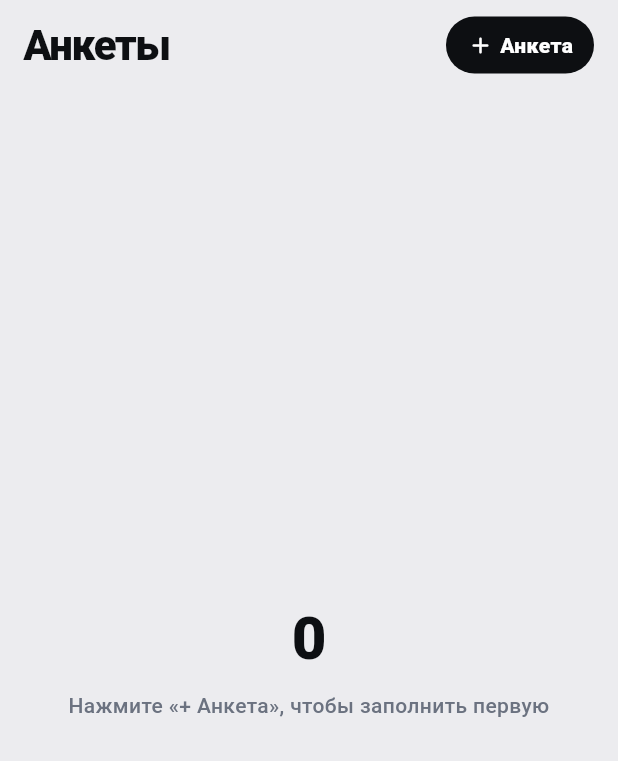
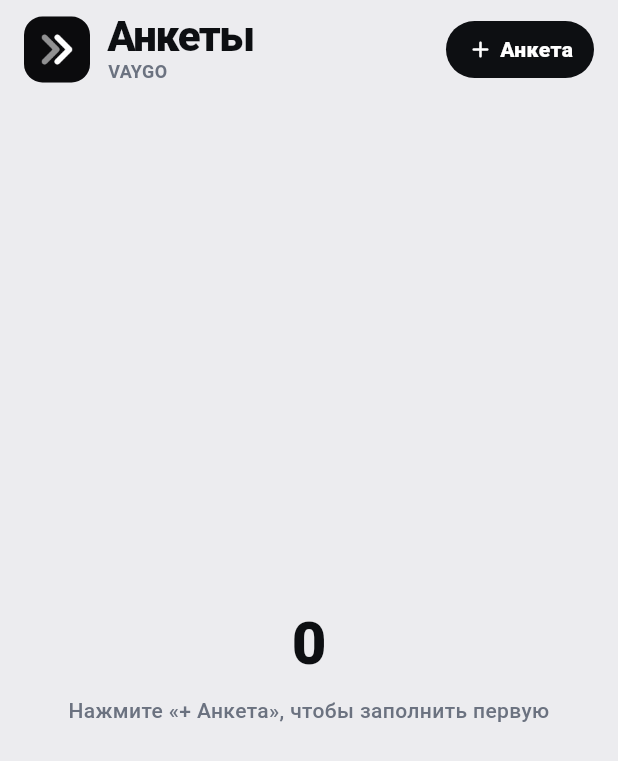
Before and after one commit to somon101/vaygo-forms, a Flutter app: the screen it shows after launch, on a phone screen of 412 x 824 dp. Shown: the top 761 px of the screen. Run offline on Flutter 3.47's test engine with Material 3 defaults, Android fonts, the phone set to English and light mode, and no system bars; our stand-ins replace pdf, printing, sqflite; accounts and stored records are empty.

Commit message:
Логотип VAYGO (вариант C: две стрелки вперёд)
- Значок приложения: тёмный фон Midnight, знак; адаптивный значок Android
  (flutter_launcher_icons запускается при сборке).
- Знак в шапке списка анкет и в шапке каждого PDF рядом со словом VAYGO.
- Исходные картинки: app/assets/icon (icon.png, icon_foreground.png, logo_mark.png).

Co-Authored-By: Claude Sonnet 5.5 <noreply@anthropic.com>
Claude-Session: https://claude.ai/code/session_01DnhAV5RdcHZyfccj3ZszFv

```diff
--- a/app/lib/forms/forms_screen.dart
+++ b/app/lib/forms/forms_screen.dart
@@ -7,6 +7,7 @@ import '../data/form_record.dart';
 import '../data/store.dart';
 import 'form_actions.dart';
 import 'form_fill_screen.dart';
+import 'logo.dart';
 import 'pal.dart';
 import 'templates.dart';
 
@@ -227,13 +228,19 @@ class _FormsScreenState extends State<FormsScreen> {
             Padding(
               padding: const EdgeInsets.fromLTRB(16, 10, 16, 4),
               child: Row(children: [
+                const LogoMark(size: 44),
+                const SizedBox(width: 12),
                 Expanded(
-                  child: Text('Анкеты',
-                      style: TextStyle(
-                          fontSize: 28,
-                          fontWeight: FontWeight.w800,
-                          letterSpacing: -1,
-                          color: p.ink)),
+                  child: Column(crossAxisAlignment: CrossAxisAlignment.start, children: [
+                    Text('Анкеты',
+                        style: TextStyle(
+                            fontSize: 28,
+                            fontWeight: FontWeight.w800,
+                            letterSpacing: -1,
+                            height: 1.05,
+                            color: p.ink)),
+                    Text('VAYGO', style: fts(p, size: 12, w: FontWeight.w600, color: p.mut)),
+                  ]),
                 ),
                 FAddBtn('Анкета', _pickType),
               ]),
--- /dev/null
+++ b/app/lib/forms/logo.dart
@@ -0,0 +1,26 @@
+import 'package:flutter/material.dart';
+
+import 'pal.dart';
+
+/// Знак VAYGO: тёмная плитка Midnight и белые стрелки вперёд.
+/// Картинка: assets/icon/logo_mark.png (прозрачный фон).
+class LogoMark extends StatelessWidget {
+  final double size;
+  const LogoMark({super.key, this.size = 40});
+
+  @override
+  Widget build(BuildContext context) {
+    final p = FPal.of(context);
+    return Container(
+      width: size,
+      height: size,
+      padding: EdgeInsets.all(size * 0.14),
+      decoration: BoxDecoration(
+        color: const Color(0xFF0B0B0D),
+        borderRadius: BorderRadius.circular(size * 0.28),
+        border: Border.all(color: p.line),
+      ),
+      child: Image.asset('assets/icon/logo_mark.png', filterQuality: FilterQuality.medium),
+    );
+  }
+}
```
Also changed, not shown: app/lib/forms/form_pdf.dart (+17 -4 lines), app/pubspec.yaml (+11 -0 lines), app/assets/icon/icon.png (added), app/assets/icon/icon_foreground.png (added), app/assets/icon/logo_mark.png (added), 1 other file.
